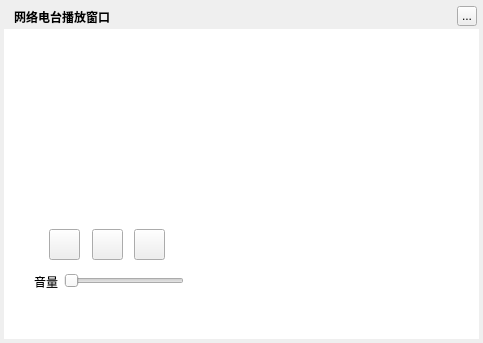
This is TTKModule/TTKWidget/musicUiKits/musicToolsKits/musicwebmusicradioplaywidget.ui in Greedysky/TTKMusicPlayer as Qt 5 draws it before an edit. The edited form follows.
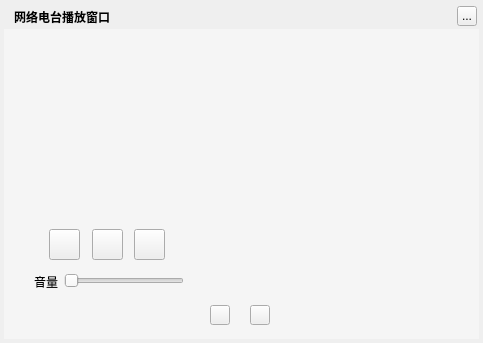
This is the edited form. Custom widgets are drawn as their Qt base class.

Diff of the .ui file:
```diff
--- a/TTKModule/TTKWidget/musicUiKits/musicToolsKits/musicwebmusicradioplaywidget.ui
+++ b/TTKModule/TTKWidget/musicUiKits/musicToolsKits/musicwebmusicradioplaywidget.ui
@@ -104,7 +104,7 @@
     </rect>
    </property>
    <property name="styleSheet">
-    <string notr="true">background:white;</string>
+    <string notr="true">background:rgba(255, 255, 255, 100);</string>
    </property>
   </widget>
   <widget class="QLabel" name="lrcLabel">
@@ -113,7 +113,7 @@
      <x>193</x>
      <y>34</y>
      <width>270</width>
-     <height>290</height>
+     <height>260</height>
     </rect>
    </property>
   </widget>
@@ -192,6 +192,26 @@
     </rect>
    </property>
   </widget>
+  <widget class="QToolButton" name="shareButton">
+   <property name="geometry">
+    <rect>
+     <x>250</x>
+     <y>305</y>
+     <width>20</width>
+     <height>20</height>
+    </rect>
+   </property>
+  </widget>
+  <widget class="QToolButton" name="downloadButton">
+   <property name="geometry">
+    <rect>
+     <x>210</x>
+     <y>305</y>
+     <width>20</width>
+     <height>20</height>
+    </rect>
+   </property>
+  </widget>
   <zorder>background</zorder>
   <zorder>backgroundMask</zorder>
   <zorder>topTitleName</zorder>
@@ -206,6 +226,8 @@
   <zorder>durationLabel</zorder>
   <zorder>titleWidget</zorder>
   <zorder>lrcLabel</zorder>
+  <zorder>shareButton</zorder>
+  <zorder>downloadButton</zorder>
  </widget>
  <customwidgets>
   <customwidget>
```
